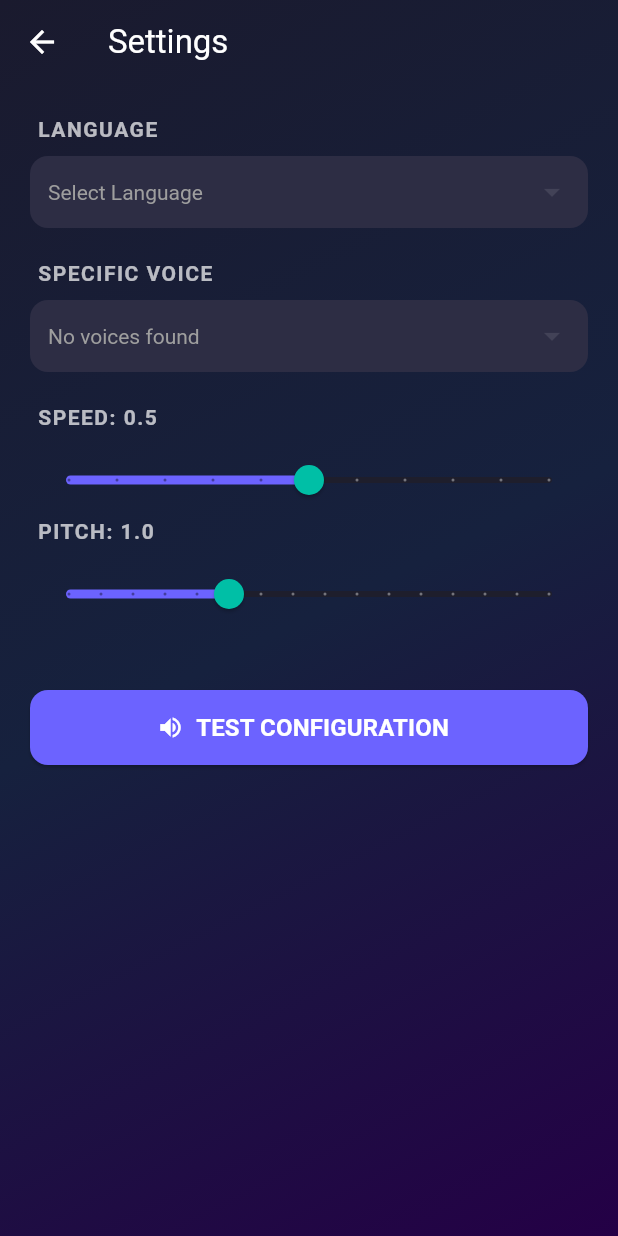
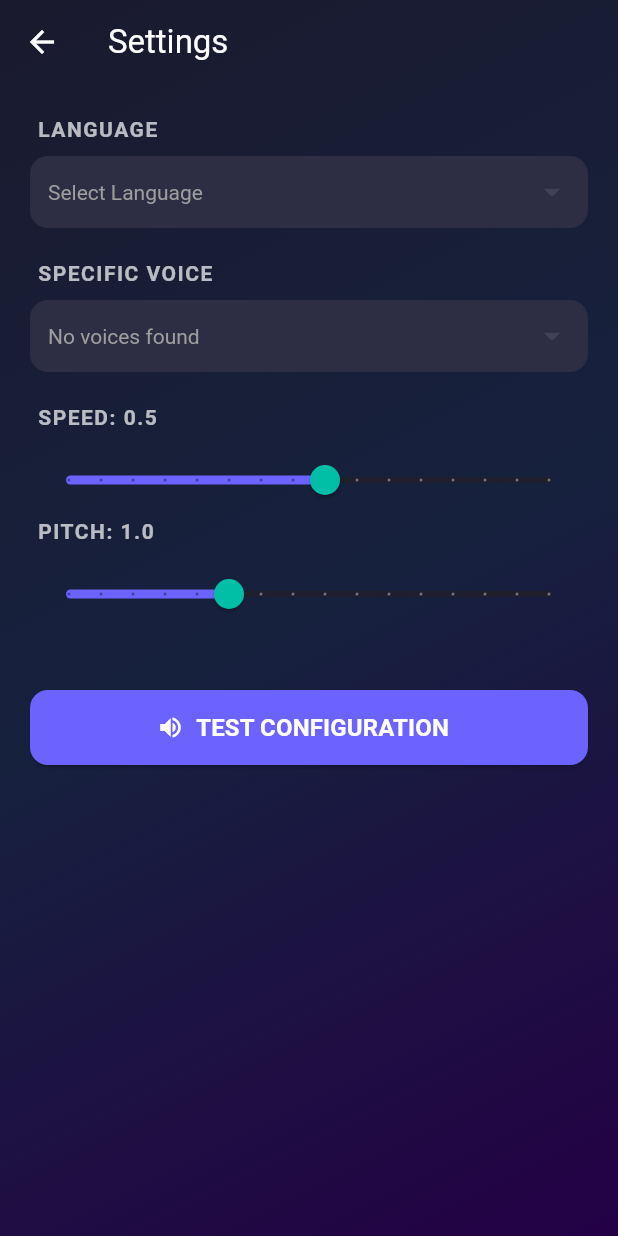
Before and after one commit to StellariumFoundation/TapTalk, a Flutter app: the screen it shows after launch, after a tap on the "settings" icon, on a phone screen of 412 x 824 dp. Run offline on Flutter 3.47's test engine with Material 3 defaults, Android fonts, the phone set to English and light mode, and no system bars; our stand-ins replace flutter_tts, shared_preferences.

Commit message:
Last Sync: 2025-12-27 15:42 (Mobile)

```diff
--- a/lib/main.dart
+++ b/lib/main.dart
@@ -15,18 +15,16 @@ class TapTalkApp extends StatelessWidget {
     return MaterialApp(
       title: 'TapTalk',
       debugShowCheckedModeBanner: false,
-      // Define a Global Dark Theme
       theme: ThemeData(
         brightness: Brightness.dark,
-        scaffoldBackgroundColor: Colors.transparent, // Important for background gradient
+        scaffoldBackgroundColor: Colors.transparent,
         useMaterial3: true,
         fontFamily: 'Roboto',
         colorScheme: const ColorScheme.dark(
-          primary: Color(0xFF6C63FF), // Purple Accent
-          secondary: Color(0xFF00BFA6), // Teal Accent
-          surface: Color(0xFF1E1E2C), // Dark Card Color
+          primary: Color(0xFF6C63FF),
+          secondary: Color(0xFF00BFA6),
+          surface: Color(0xFF1E1E2C),
         ),
-        // Style the input fields globally
         inputDecorationTheme: InputDecorationTheme(
           filled: true,
           fillColor: const Color(0xFF2D2D44),
@@ -43,7 +41,7 @@ class TapTalkApp extends StatelessWidget {
 }
 
 // ---------------------------------------------------------------------------
-// GLOBAL WIDGET: GRADIENT BACKGROUND
+// GRADIENT BACKGROUND
 // ---------------------------------------------------------------------------
 class GradientBackground extends StatelessWidget {
   final Widget child;
@@ -57,7 +55,7 @@ class GradientBackground extends StatelessWidget {
           begin: Alignment.topLeft,
           end: Alignment.bottomRight,
           colors: [
-            Color(0xFF1A1A2E), // Dark Navy/Gray
+            Color(0xFF1A1A2E), // Dark Navy
             Color(0xFF16213E), // Deep Blue
             Color(0xFF240046), // Deep Purple
           ],
@@ -82,7 +80,7 @@ class _HomeScreenState extends State<HomeScreen> {
   final FlutterTts flutterTts = FlutterTts();
   final TextEditingController _textController = TextEditingController();
 
-  List<String> phrases = ["Hello!", "Thank you", "Yes", "No", "Help", "Water"];
+  List<String> phrases = [];
 
   @override
   void initState() {
@@ -90,28 +88,46 @@ class _HomeScreenState extends State<HomeScreen> {
     _loadAllData();
   }
 
+  // Helper to fix the crash with Map types
+  Map<String, String> _safeVoiceMap(Map<dynamic, dynamic> voice) {
+    final Map<String, String> safeMap = {};
+    voice.forEach((key, value) {
+      safeMap[key.toString()] = value.toString();
+    });
+    return safeMap;
+  }
+
   Future<void> _loadAllData() async {
     final prefs = await SharedPreferences.getInstance();
 
-    // Load Voice Settings
+    // ---------------------------------------------------------
+    // 1. LOAD PHRASES FIRST (Priority)
+    // ---------------------------------------------------------
+    // We load this first so even if TTS fails, your data is safe.
+    List<String>? savedPhrases = prefs.getStringList('saved_phrases');
+    if (savedPhrases != null) {
+      setState(() => phrases = savedPhrases);
+    }
+
+    // ---------------------------------------------------------
+    // 2. LOAD VOICE SETTINGS
+    // ---------------------------------------------------------
+    try {
       double pitch = prefs.getDouble('pitch') ?? 1.0;
       double rate = prefs.getDouble('rate') ?? 0.5;
       String? language = prefs.getString('language') ?? "en-US";
       String? voiceJson = prefs.getString('voice');
 
-    if (voiceJson != null) {
-      try {
-        Map<String, dynamic> voiceMap = jsonDecode(voiceJson);
-        // FIX 1: Convert Map<String, dynamic> to Map<String, String>
-        await flutterTts.setVoice(Map<String, String>.from(voiceMap));
-      } catch (e) {
-        print("Error loading voice: $e");
-      }
-    }
-
       await flutterTts.setPitch(pitch);
       await flutterTts.setSpeechRate(rate);
       await flutterTts.setLanguage(language);
+
+      if (voiceJson != null) {
+        Map<String, dynamic> voiceMap = jsonDecode(voiceJson);
+        await flutterTts.setVoice(_safeVoiceMap(voiceMap));
+      }
+
+      // iOS Audio Setup
       await flutterTts.setIosAudioCategory(
           IosTextToSpeechAudioCategory.playback,
           [
@@ -119,11 +135,9 @@ class _HomeScreenState extends State<HomeScreen> {
             IosTextToSpeechAudioCategoryOptions.allowBluetooth,
           ],
       );
-
-    // Load Phrases
-    List<String>? savedPhrases = prefs.getStringList('saved_phrases');
-    if (savedPhrases != null) {
-      setState(() => phrases = savedPhrases);
+    } catch (e) {
+      print("Error loading voice settings: $e");
+      // App continues running even if voice loading fails
     }
   }
 
@@ -136,25 +150,25 @@ class _HomeScreenState extends State<HomeScreen> {
     await flutterTts.speak(text);
   }
 
-  void _addPhrase(String text) {
+  void _addPhrase(String text) async {
     if (text.isNotEmpty) {
       setState(() => phrases.add(text));
-      _savePhrases();
+      await _savePhrases(); // Wait for save
       _textController.clear();
-      Navigator.of(context).pop();
+      if (mounted) Navigator.of(context).pop();
     }
   }
 
-  void _deletePhrase(int index) {
+  void _deletePhrase(int index) async {
     setState(() => phrases.removeAt(index));
-    _savePhrases();
+    await _savePhrases(); // Wait for save
   }
 
   void _showAddDialog() {
     showDialog(
       context: context,
       builder: (context) => AlertDialog(
-        backgroundColor: const Color(0xFF252540), // Darker Dialog
+        backgroundColor: const Color(0xFF252540),
         title: const Text("New Phrase", style: TextStyle(color: Colors.white)),
         content: TextField(
           controller: _textController,
@@ -190,7 +204,7 @@ class _HomeScreenState extends State<HomeScreen> {
   Widget build(BuildContext context) {
     return GradientBackground(
       child: Scaffold(
-        backgroundColor: Colors.transparent, // Transparent to show gradient
+        backgroundColor: Colors.transparent,
         appBar: AppBar(
           title: const Text("TapTalk", style: TextStyle(fontWeight: FontWeight.bold, letterSpacing: 1.5)),
           centerTitle: true,
@@ -214,7 +228,6 @@ class _HomeScreenState extends State<HomeScreen> {
             ),
             itemCount: phrases.length,
             itemBuilder: (context, index) {
-              // Custom Gradient Card
               return Container(
                 decoration: BoxDecoration(
                   gradient: const LinearGradient(
@@ -265,7 +278,7 @@ class _HomeScreenState extends State<HomeScreen> {
         ),
         floatingActionButton: FloatingActionButton.extended(
           onPressed: _showAddDialog,
-          backgroundColor: const Color(0xFF00BFA6), // Teal accent
+          backgroundColor: const Color(0xFF00BFA6),
           label: const Text("Add Phrase", style: TextStyle(color: Colors.white, fontWeight: FontWeight.bold)),
           icon: const Icon(Icons.add, color: Colors.white),
         ),
@@ -300,10 +313,21 @@ class _SettingsScreenState extends State<SettingsScreen> {
     _initSettings();
   }
 
+  Map<String, String> _safeVoiceMap(Map<dynamic, dynamic> voice) {
+    final Map<String, String> safeMap = {};
+    voice.forEach((key, value) {
+      safeMap[key.toString()] = value.toString();
+    });
+    return safeMap;
+  }
+
   Future<void> _initSettings() async {
     final prefs = await SharedPreferences.getInstance();
 
+    // Get languages
     var langs = await widget.tts.getLanguages;
+
+    // Get voices
     var rawVoices = await widget.tts.getVoices;
     List<Map<String, dynamic>> parsedVoices = [];
     if (rawVoices != null) {
@@ -320,18 +344,25 @@ class _SettingsScreenState extends State<SettingsScreen> {
       } catch (e) { /* ignore */ }
     }
 
+    double savedPitch = prefs.getDouble('pitch') ?? 1.0;
+    double savedRate = prefs.getDouble('rate') ?? 0.5;
+    String savedLang = prefs.getString('language') ?? "en-US";
+
+    if (mounted) {
       setState(() {
         _languages = List<String>.from(langs);
         _voices = parsedVoices;
-      _pitch = prefs.getDouble('pitch') ?? 1.0;
-      _rate = prefs.getDouble('rate') ?? 0.5;
-      _language = prefs.getString('language') ?? "en-US";
+        _pitch = savedPitch;
+        _rate = savedRate;
+        _language = savedLang;
         _selectedVoice = loadedVoice;
         _filterVoices();
       });
     }
+  }
 
   void _filterVoices() {
+    if (!mounted) return;
     setState(() {
       _filteredVoices = _voices.where((voice) {
         String locale = voice['locale'].toString();
@@ -349,17 +380,24 @@ class _SettingsScreenState extends State<SettingsScreen> {
 
   Future<void> _saveSettings() async {
     final prefs = await SharedPreferences.getInstance();
+
     await prefs.setDouble('pitch', _pitch);
     await prefs.setDouble('rate', _rate);
     await prefs.setString('language', _language);
+
     if (_selectedVoice != null) {
       await prefs.setString('voice', jsonEncode(_selectedVoice));
-      // FIX 2: Convert Map<String, dynamic> to Map<String, String>
-      await widget.tts.setVoice(Map<String, String>.from(_selectedVoice!));
+      await widget.tts.setVoice(_safeVoiceMap(_selectedVoice!));
     }
+
     await widget.tts.setPitch(_pitch);
     await widget.tts.setSpeechRate(_rate);
     await widget.tts.setLanguage(_language);
+  }
+
+  Future<void> _testConfiguration() async {
+    await _saveSettings();
+    await widget.tts.speak("Hello, this is my new voice.");
   }
 
   @override
@@ -379,13 +417,8 @@ class _SettingsScreenState extends State<SettingsScreen> {
               crossAxisAlignment: CrossAxisAlignment.start,
               children: [
                 _buildSectionTitle("Language"),
-                Container(
-                  padding: const EdgeInsets.symmetric(horizontal: 12),
-                  decoration: BoxDecoration(
-                    color: const Color(0xFF2D2D44),
-                    borderRadius: BorderRadius.circular(12),
-                  ),
-                  child: DropdownButtonHideUnderline(
+                _buildContainer(
+                  DropdownButtonHideUnderline(
                     child: DropdownButton<String>(
                       isExpanded: true,
                       dropdownColor: const Color(0xFF2D2D44),
@@ -413,13 +446,8 @@ class _SettingsScreenState extends State<SettingsScreen> {
                 const SizedBox(height: 20),
 
                 _buildSectionTitle("Specific Voice"),
-                Container(
-                  padding: const EdgeInsets.symmetric(horizontal: 12),
-                  decoration: BoxDecoration(
-                    color: const Color(0xFF2D2D44),
-                    borderRadius: BorderRadius.circular(12),
-                  ),
-                  child: DropdownButtonHideUnderline(
+                _buildContainer(
+                  DropdownButtonHideUnderline(
                     child: DropdownButton<Map<String, dynamic>>(
                       isExpanded: true,
                       dropdownColor: const Color(0xFF2D2D44),
@@ -444,40 +472,16 @@ class _SettingsScreenState extends State<SettingsScreen> {
                 const SizedBox(height: 20),
 
                 _buildSectionTitle("Speed: ${_rate.toStringAsFixed(1)}"),
-                SliderTheme(
-                  data: SliderTheme.of(context).copyWith(
-                    activeTrackColor: const Color(0xFF6C63FF),
-                    thumbColor: const Color(0xFF00BFA6),
-                  ),
-                  child: Slider(
-                    value: _rate,
-                    min: 0.0,
-                    max: 1.0,
-                    divisions: 10,
-                    onChanged: (val) {
+                _buildSlider(_rate, 0.0, 1.0, (val) {
                    setState(() => _rate = val);
                    _saveSettings();
-                    },
-                  ),
-                ),
+                }),
 
                 _buildSectionTitle("Pitch: ${_pitch.toStringAsFixed(1)}"),
-                SliderTheme(
-                  data: SliderTheme.of(context).copyWith(
-                    activeTrackColor: const Color(0xFF6C63FF),
-                    thumbColor: const Color(0xFF00BFA6),
-                  ),
-                  child: Slider(
-                    value: _pitch,
-                    min: 0.5,
-                    max: 2.0,
-                    divisions: 15,
-                    onChanged: (val) {
+                _buildSlider(_pitch, 0.5, 2.0, (val) {
                    setState(() => _pitch = val);
                    _saveSettings();
-                    },
-                  ),
-                ),
+                }),
 
                 const SizedBox(height: 40),
                 SizedBox(
@@ -489,7 +493,7 @@ class _SettingsScreenState extends State<SettingsScreen> {
                       foregroundColor: Colors.white,
                       shape: RoundedRectangleBorder(borderRadius: BorderRadius.circular(12)),
                     ),
-                    onPressed: () => widget.tts.speak("Hello, this is my new voice."),
+                    onPressed: _testConfiguration,
                     icon: const Icon(Icons.volume_up),
                     label: const Text("TEST CONFIGURATION", style: TextStyle(fontSize: 16, fontWeight: FontWeight.bold)),
                   ),
@@ -506,7 +510,6 @@ class _SettingsScreenState extends State<SettingsScreen> {
     return Padding(
       padding: const EdgeInsets.only(bottom: 8.0, left: 5),
       child: Text(
-        // FIX 3: Removed invalid 'uppercase: true' parameter and used .toUpperCase()
         title.toUpperCase(),
         style: const TextStyle(
           color: Colors.white70,
@@ -517,4 +520,31 @@ class _SettingsScreenState extends State<SettingsScreen> {
       ),
     );
   }
+
+  Widget _buildContainer(Widget child) {
+    return Container(
+      padding: const EdgeInsets.symmetric(horizontal: 12),
+      decoration: BoxDecoration(
+        color: const Color(0xFF2D2D44),
+        borderRadius: BorderRadius.circular(12),
+      ),
+      child: child,
+    );
   }
+
+  Widget _buildSlider(double value, double min, double max, Function(double) onChanged) {
+    return SliderTheme(
+      data: SliderTheme.of(context).copyWith(
+        activeTrackColor: const Color(0xFF6C63FF),
+        thumbColor: const Color(0xFF00BFA6),
+      ),
+      child: Slider(
+        value: value,
+        min: min,
+        max: max,
+        divisions: 15,
+        onChanged: onChanged,
+      ),
+    );
+  }
+}
```
Lines whose indentation alone changed are shown as unchanged.
